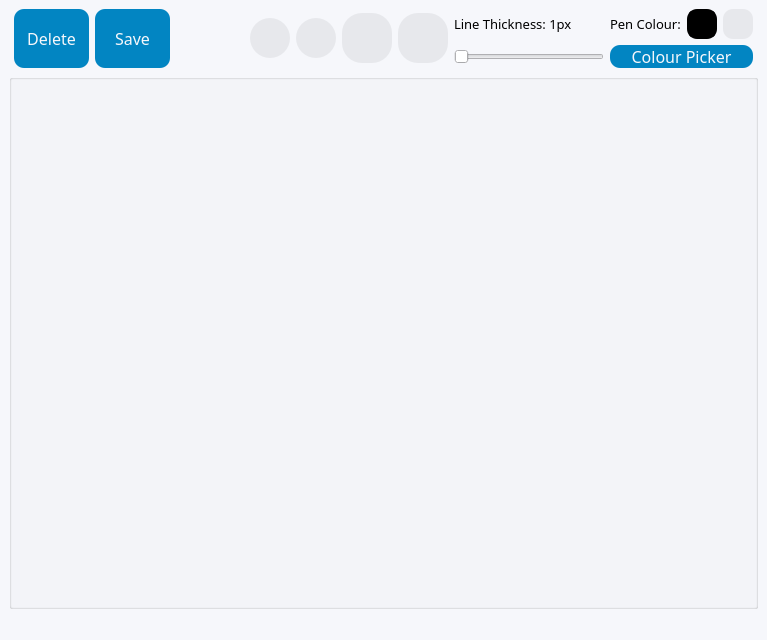
The window that gui/paint.ui (AlexShem247/note-and-flashcard-maker) describes before a commit, drawn with Qt 5.
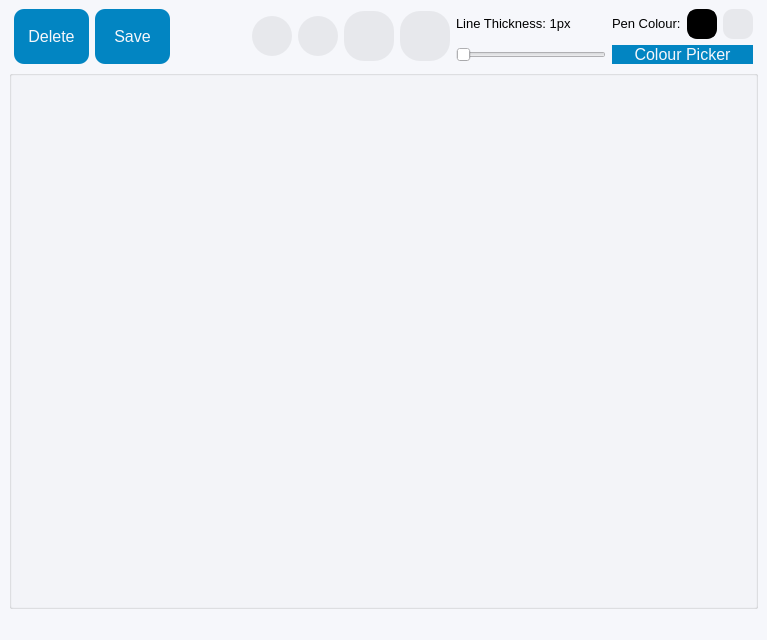
The same window after the commit.

Commit message: Changed Font to MS Shell

The edit to the form file:
```diff
--- a/gui/paint.ui
+++ b/gui/paint.ui
@@ -65,7 +65,7 @@
         </property>
         <property name="font">
          <font>
-          <family>Neue Haas Grotesk Text Pro</family>
+          <family>MS Shell Dlg 2</family>
           <pointsize>12</pointsize>
          </font>
         </property>
@@ -115,7 +115,7 @@
         </property>
         <property name="font">
          <font>
-          <family>Neue Haas Grotesk Text Pro</family>
+          <family>MS Shell Dlg 2</family>
           <pointsize>12</pointsize>
          </font>
         </property>
@@ -150,7 +150,7 @@
         </property>
         <property name="font">
          <font>
-          <family>Neue Haas Grotesk Text Pro</family>
+          <family>MS Shell Dlg 2</family>
           <pointsize>10</pointsize>
          </font>
         </property>
@@ -181,7 +181,7 @@
         </property>
         <property name="font">
          <font>
-          <family>Neue Haas Grotesk Text Pro</family>
+          <family>MS Shell Dlg 2</family>
           <pointsize>12</pointsize>
          </font>
         </property>
@@ -224,7 +224,7 @@
         </property>
         <property name="font">
          <font>
-          <family>Neue Haas Grotesk Text Pro</family>
+          <family>MS Shell Dlg 2</family>
           <pointsize>12</pointsize>
          </font>
         </property>
@@ -261,7 +261,7 @@
         </property>
         <property name="font">
          <font>
-          <family>Neue Haas Grotesk Text Pro</family>
+          <family>MS Shell Dlg 2</family>
           <pointsize>12</pointsize>
          </font>
         </property>
@@ -293,7 +293,7 @@
         </property>
         <property name="font">
          <font>
-          <family>Neue Haas Grotesk Text Pro</family>
+          <family>MS Shell Dlg 2</family>
           <pointsize>12</pointsize>
          </font>
         </property>
@@ -339,7 +339,7 @@
         </property>
         <property name="font">
          <font>
-          <family>Neue Haas Grotesk Text Pro</family>
+          <family>MS Shell Dlg 2</family>
           <pointsize>12</pointsize>
          </font>
         </property>
@@ -479,7 +479,7 @@
         </property>
         <property name="font">
          <font>
-          <family>Neue Haas Grotesk Text Pro</family>
+          <family>MS Shell Dlg 2</family>
           <pointsize>10</pointsize>
          </font>
         </property>
@@ -518,7 +518,7 @@
         </property>
         <property name="font">
          <font>
-          <family>Neue Haas Grotesk Text Pro</family>
+          <family>MS Shell Dlg 2</family>
          </font>
         </property>
         <property name="title">
```
Left out of the diff: 4 changed lines with no effect on the pictures. The commit also changes 27 other files.
